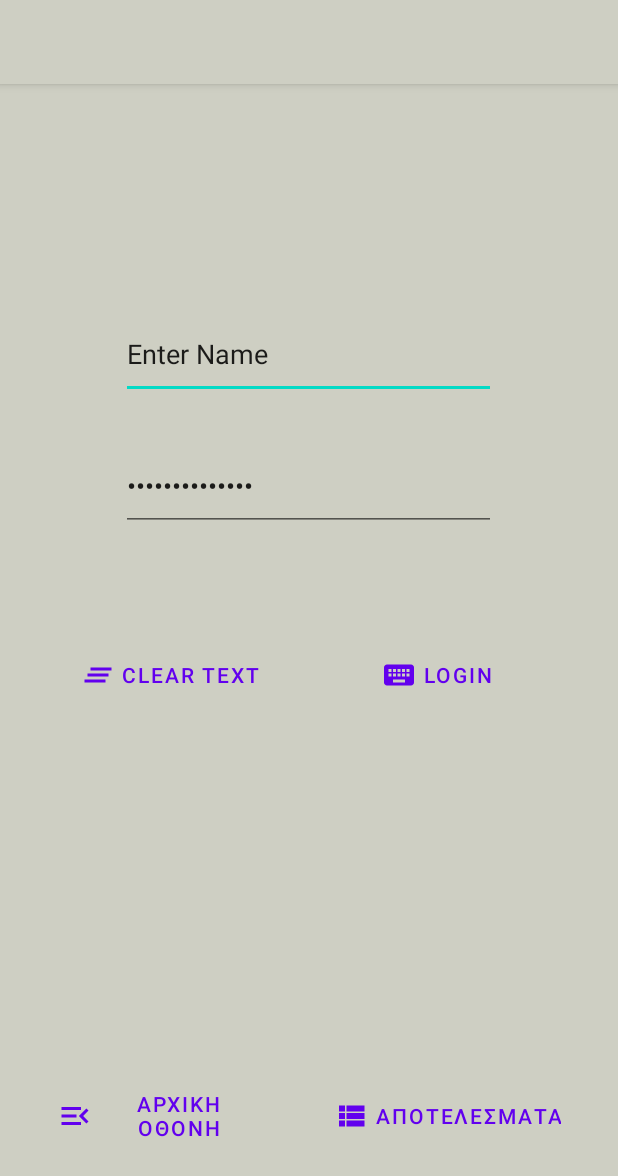
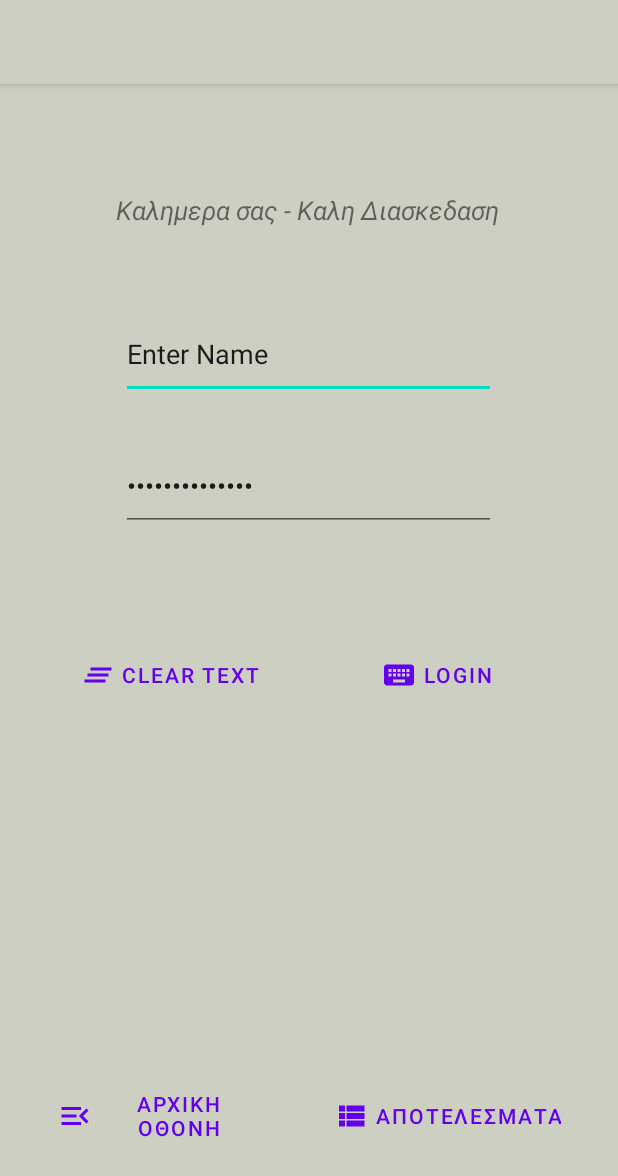
Before and after one commit to mlbcraven/Work_declaration_App, an Android app: the screen it shows after launch (MainActivity), on a phone screen of 412 x 824 dp. Shown: the top 1176 px of the screen. Run offline under Robolectric (Android 15) with nearby library versions, the phone set to English and light mode, and no system bars.

Commit message:
Update Login fragment

```diff
--- a/app/src/main/java/com/example/spinnerrecycler/LoginFragment.kt
+++ b/app/src/main/java/com/example/spinnerrecycler/LoginFragment.kt
@@ -8,6 +8,7 @@ import android.widget.Toast
 import androidx.fragment.app.Fragment
 import com.example.spinnerrecycler.databinding.FragmentLoginBinding
 
+@Suppress("DEPRECATION")
 class LoginFragment:Fragment(R.layout.fragment_login) {
     private lateinit var binding: FragmentLoginBinding
 
@@ -33,8 +34,12 @@ class LoginFragment:Fragment(R.layout.fragment_login) {
                 Toast.makeText(context,"Welcome Admin",Toast.LENGTH_SHORT).show()
 
             }
+             else if ((string == "pda3") && (int == 3 )) {
+                 Toast.makeText(context,"Welcome User 3", Toast.LENGTH_SHORT).show()
+
+            }
              else {
-                Toast.makeText(context,"Admin Hasn't lodged in",Toast.LENGTH_SHORT).show()
+                Toast.makeText(context,"User Hasn't lodged in",Toast.LENGTH_SHORT).show()
             }
         }
         fun fragmentNav(fragment: Fragment) {
@@ -45,14 +50,15 @@ class LoginFragment:Fragment(R.layout.fragment_login) {
         }
 
         loginbtn.setOnClickListener{
-            if ((loginName == null) && (loginpass == null)) {
+            if ((loginName.isEmpty()) || (loginpass.isEmpty())) {
                 Toast.makeText(context,"Please Add Credentials",Toast.LENGTH_SHORT).show()
 
             } else {
                 login(loginName.toString(),loginpass.toString().toInt())
+                fragmentNav(FragmentEntry())
             }
 
-            fragmentNav(FragmentEntry())
+
 
         }
 
--- a/app/src/main/java/com/example/spinnerrecycler/MainActivity.kt
+++ b/app/src/main/java/com/example/spinnerrecycler/MainActivity.kt
@@ -37,7 +37,7 @@ class MainActivity : AppCompatActivity() {
 
 
 
-    private fun fragmentNav(fragment: Fragment) {
+      fun fragmentNav(fragment: Fragment) {
         val fragmentManager = supportFragmentManager
         val fragmentTransaction = fragmentManager.beginTransaction()
         fragmentTransaction.replace(R.id.fragmentContainerView2,fragment)
--- a/app/src/main/res/layout/fragment_login.xml
+++ b/app/src/main/res/layout/fragment_login.xml
@@ -28,15 +28,15 @@
 
     <Button
         android:id="@+id/btnClear"
+        style="@style/Widget.MaterialComponents.Button.TextButton"
         android:layout_width="wrap_content"
         android:layout_height="wrap_content"
         android:layout_below="@+id/ed_password"
         android:layout_alignParentStart="true"
         android:layout_marginStart="45dp"
-        style="@style/Widget.MaterialComponents.Button.TextButton"
-        app:icon="@drawable/ic_baseline_clear_all_24"
         android:layout_marginTop="72dp"
-        android:text="clear text" />
+        android:text="clear text"
+        app:icon="@drawable/ic_baseline_clear_all_24" />
 
     <Button
         android:id="@+id/btnLogin"
@@ -51,5 +51,18 @@
         android:layout_toEndOf="@+id/btnClear"
         android:text="Login" />
 
+    <TextView
+        android:id="@+id/textView"
+        android:layout_width="wrap_content"
+        android:layout_height="wrap_content"
+        android:textStyle="italic"
+        android:textSize="17dp"
+        android:layout_centerHorizontal="true"
+        android:layout_alignParentTop="true"
+        android:layout_alignParentEnd="true"
+        android:layout_marginTop="72dp"
+        android:layout_marginEnd="79dp"
+        android:text="Καλημερα σας - Καλη Διασκεδαση" />
+
 
 </RelativeLayout>
```
